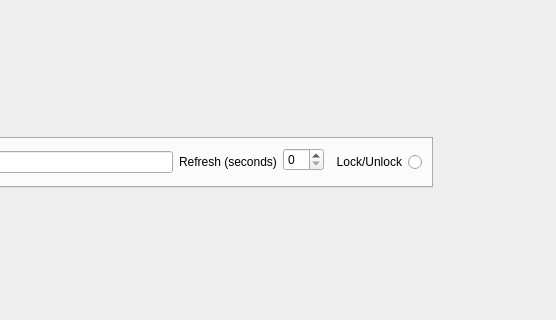
First picture: the form in horus.ui, repository flaviumarinescu/horus, before the edit; both pictures show x 589 to 1145 and y 115 to 435 of the 1145 by 554 pixel window.
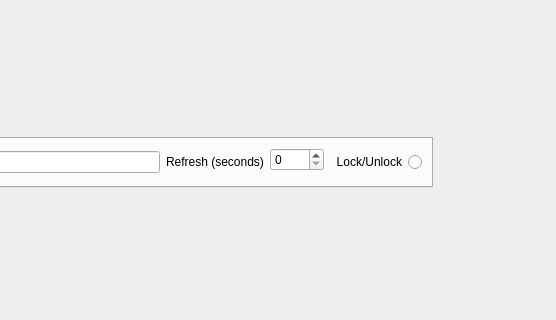
Second picture: the form after the edit.

Commit message: revert dialog window

```diff
--- a/horus.ui
+++ b/horus.ui
@@ -130,6 +130,9 @@
               <property name="statusTip">
                <string>How often should graph be refreshed. 0 to disable</string>
               </property>
+              <property name="maximum">
+               <number>3600</number>
+              </property>
              </widget>
             </item>
             <item alignment="Qt::AlignLeft|Qt::AlignVCenter">
```
The commit also changes 2 other files.
